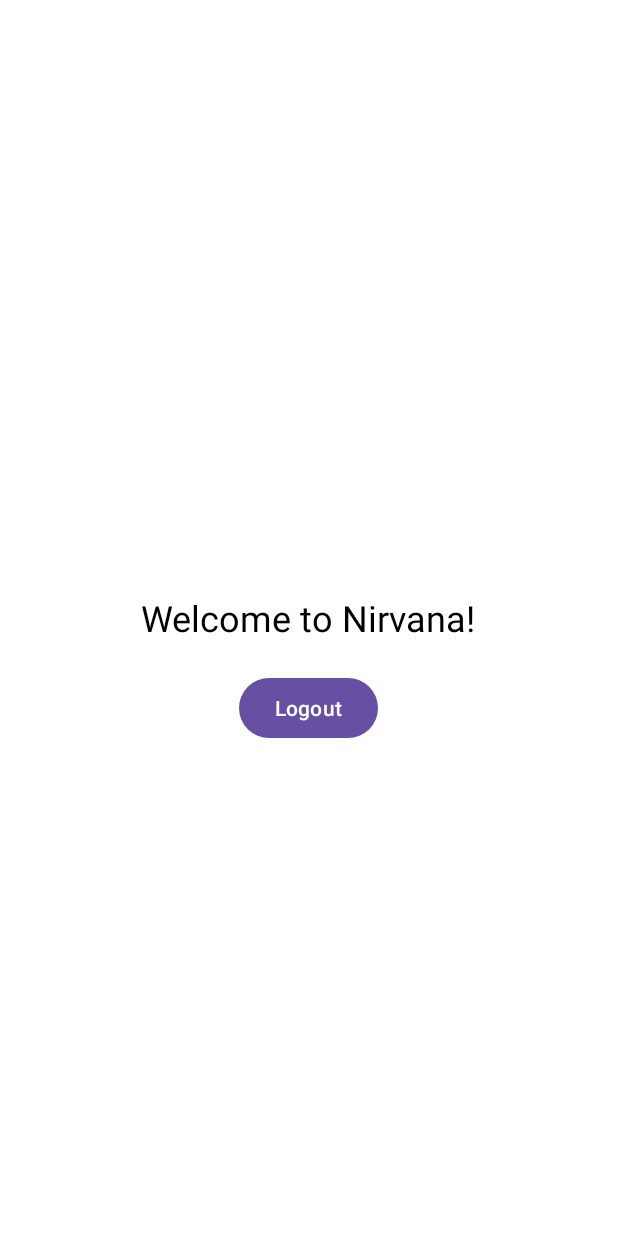
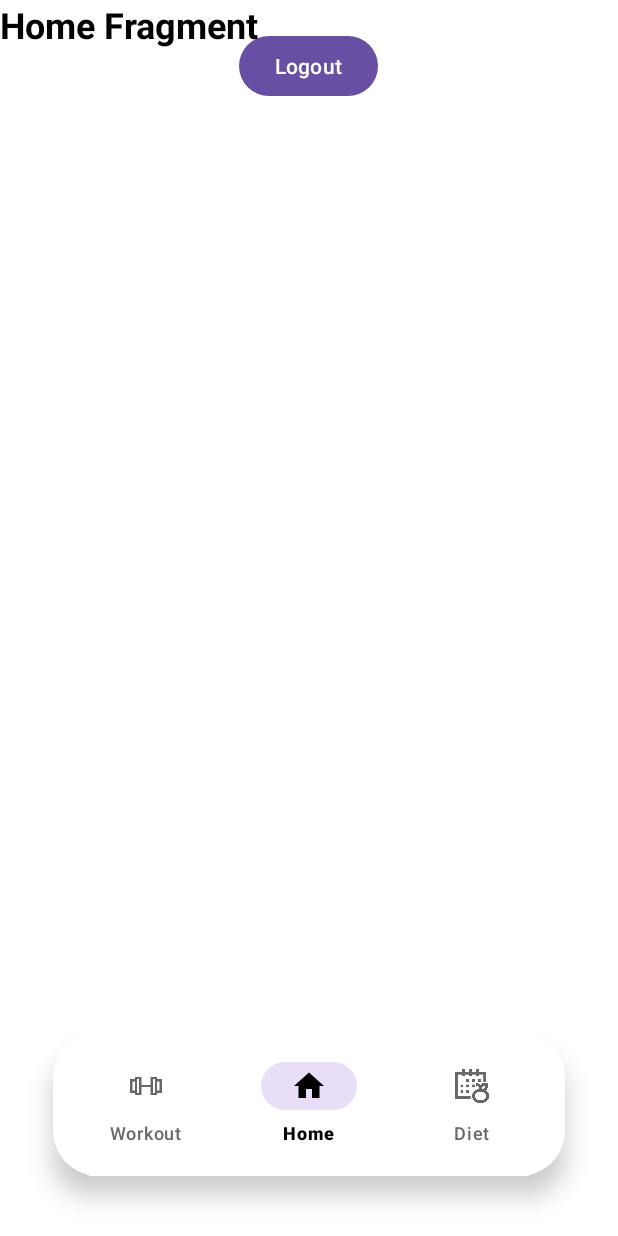
Before and after one commit to Aayush-Chawla/Nirvana-Fitness-App, an Android app: the screen it shows after launch once a user with an empty profile is signed in (MainActivity), on a phone screen of 412 x 824 dp. Run offline under Robolectric (Android 15) with nearby library versions, the phone set to English and light mode, and no system bars; our stand-ins replace Firebase (no records; nobody signed in at launch, a user with empty details on screens opened directly), navigation-ui.

Commit message:
navbar and fragments

```diff
--- a/app/build.gradle.kts
+++ b/app/build.gradle.kts
@@ -62,6 +62,8 @@
     implementation("com.google.firebase:firebase-auth")     // Firebase Authentication
     implementation("com.google.firebase:firebase-firestore")
     implementation("com.google.firebase:firebase-messaging")
+    implementation(libs.navigation.fragment)
+    implementation(libs.navigation.ui)
 
     // Testing dependencies
     testImplementation("junit:junit:4.13.2")
--- /dev/null
+++ b/app/src/main/java/com/example/nirvana/Fragments/HomeFragment.java
@@ -0,0 +1,66 @@
+package com.example.nirvana.Fragments;
+
+import android.os.Bundle;
+
+import androidx.fragment.app.Fragment;
+
+import android.view.LayoutInflater;
+import android.view.View;
+import android.view.ViewGroup;
+
+import com.example.nirvana.R;
+
+/**
+ * A simple {@link Fragment} subclass.
+ * Use the {@link HomeFragment#newInstance} factory method to
+ * create an instance of this fragment.
+ */
+public class HomeFragment extends Fragment {
+
+    // TODO: Rename parameter arguments, choose names that match
+    // the fragment initialization parameters, e.g. ARG_ITEM_NUMBER
+    private static final String ARG_PARAM1 = "param1";
+    private static final String ARG_PARAM2 = "param2";
+
+    // TODO: Rename and change types of parameters
+    private String mParam1;
+    private String mParam2;
+
+    public HomeFragment() {
+        // Required empty public constructor
+    }
+
+    /**
+     * Use this factory method to create a new instance of
+     * this fragment using the provided parameters.
+     *
+     * @param param1 Parameter 1.
+     * @param param2 Parameter 2.
+     * @return A new instance of fragment HomeFragment.
+     */
+    // TODO: Rename and change types and number of parameters
+    public static HomeFragment newInstance(String param1, String param2) {
+        HomeFragment fragment = new HomeFragment();
+        Bundle args = new Bundle();
+        args.putString(ARG_PARAM1, param1);
+        args.putString(ARG_PARAM2, param2);
+        fragment.setArguments(args);
+        return fragment;
+    }
+
+    @Override
+    public void onCreate(Bundle savedInstanceState) {
+        super.onCreate(savedInstanceState);
+        if (getArguments() != null) {
+            mParam1 = getArguments().getString(ARG_PARAM1);
+            mParam2 = getArguments().getString(ARG_PARAM2);
+        }
+    }
+
+    @Override
+    public View onCreateView(LayoutInflater inflater, ViewGroup container,
+                             Bundle savedInstanceState) {
+        // Inflate the layout for this fragment
+        return inflater.inflate(R.layout.fragment_home, container, false);
+    }
+}
--- a/app/src/main/java/com/example/nirvana/MainActivity.java
+++ b/app/src/main/java/com/example/nirvana/MainActivity.java
@@ -10,7 +10,11 @@
 import androidx.core.graphics.Insets;
 import androidx.core.view.ViewCompat;
 import androidx.core.view.WindowInsetsCompat;
+import androidx.navigation.NavController;
+import androidx.navigation.Navigation;
+import androidx.navigation.ui.NavigationUI;
 
+import com.google.android.material.bottomnavigation.BottomNavigationView;
 import com.google.firebase.auth.FirebaseAuth;
 import com.google.firebase.auth.FirebaseUser;
 
@@ -24,30 +28,30 @@
         super.onCreate(savedInstanceState);
         EdgeToEdge.enable(this);
         setContentView(R.layout.activity_main);
-        ViewCompat.setOnApplyWindowInsetsListener(findViewById(R.id.main), (v, insets) -> {
-            Insets systemBars = insets.getInsets(WindowInsetsCompat.Type.systemBars());
-            v.setPadding(systemBars.left, systemBars.top, systemBars.right, systemBars.bottom);
-            return insets;
-        });
 
-        // Initialize Firebase Auth
-        // storing credentials in cache and automatically logging in
+        // Firebase Authentication
         mAuth = FirebaseAuth.getInstance();
-
-        // Check if the user is already logged in
         FirebaseUser currentUser = mAuth.getCurrentUser();
         if (currentUser == null) {
-            // User is not logged in, redirect to LoginActivity
             navigateToLogin();
+            return; // Exit onCreate to prevent further execution
         } else {
-            // User is logged in, show a welcome message or redirect to the home screen
-            Log.d(TAG, "User is already logged in: " + currentUser.getEmail());
-            // TODO: Redirect to the home screen or profile screen
+            Log.d(TAG, "User logged in: " + currentUser.getEmail());
         }
-        Button btnLogout = findViewById(R.id.btnLogout);//Logout button
+
+        // Setup Bottom Navigation
+        BottomNavigationView bottomNavigationView = findViewById(R.id.bottom_navigation);
+        NavController navController = Navigation.findNavController(this, R.id.nav_host_fragment);
+        NavigationUI.setupWithNavController(bottomNavigationView, navController);
+
+        // Ensure Home is selected by default
+        bottomNavigationView.post(() -> bottomNavigationView.setSelectedItemId(R.id.homeFragment));
+
+        // Logout button setup
+        Button btnLogout = findViewById(R.id.btnLogout);
         btnLogout.setOnClickListener(v -> logoutUser());
+    }
 
-    }
     private void logoutUser() {
         FirebaseAuth.getInstance().signOut(); // Sign out from Firebase
         Intent intent = new Intent(MainActivity.this, LoginActivity.class);
--- /dev/null
+++ b/app/src/main/res/color/nav_item_color.xml
@@ -0,0 +1,5 @@
+<?xml version="1.0" encoding="utf-8"?>
+<selector xmlns:android="http://schemas.android.com/apk/res/android">
+    <item android:color="@color/black" android:state_checked="true" />
+    <item android:color="@color/gray" />
+</selector>
--- /dev/null
+++ b/app/src/main/res/drawable/baseline_home_24.xml
@@ -0,0 +1,5 @@
+<vector xmlns:android="http://schemas.android.com/apk/res/android" android:height="24dp" android:tint="#000000" android:viewportHeight="24" android:viewportWidth="24" android:width="24dp">
+
+    <path android:fillColor="@android:color/white" android:pathData="M10,20v-6h4v6h5v-8h3L12,3 2,12h3v8z"/>
+
+</vector>
--- a/app/src/main/res/layout/activity_main.xml
+++ b/app/src/main/res/layout/activity_main.xml
@@ -1,27 +1,50 @@
-<!-- activity_main.xml -->
 <RelativeLayout xmlns:android="http://schemas.android.com/apk/res/android"
     android:layout_width="match_parent"
     android:layout_height="match_parent"
+    xmlns:app="http://schemas.android.com/apk/res-auto"
     android:id="@+id/main"
     android:background="@color/white">
 
-    <TextView
-        android:id="@+id/tvWelcome"
-        android:layout_width="wrap_content"
-        android:layout_height="wrap_content"
-        android:text="Welcome to Nirvana!"
-        android:textSize="24sp"
-        android:textColor="@color/black"
-        android:layout_centerInParent="true" />
-
-<!--    Logout button-->
     <Button
         android:id="@+id/btnLogout"
         android:layout_width="wrap_content"
         android:layout_height="wrap_content"
         android:text="Logout"
-        android:layout_below="@id/tvWelcome"
         android:layout_centerHorizontal="true"
         android:layout_marginTop="20dp"/>
 
+    <!-- Fragment for Navigation -->
+    <fragment
+        android:id="@+id/nav_host_fragment"
+        android:name="androidx.navigation.fragment.NavHostFragment"
+        android:layout_width="match_parent"
+        android:layout_height="match_parent"
+        android:layout_above="@+id/cardView"
+        app:defaultNavHost="true"
+        app:navGraph="@navigation/navigation" />
+
+    <!-- Improved Navigation Bar -->
+    <androidx.cardview.widget.CardView
+        android:id="@+id/cardView"
+        android:layout_width="match_parent"
+        android:layout_height="wrap_content"
+        android:layout_alignParentBottom="true"
+        android:layout_margin="16dp"
+        app:cardBackgroundColor="@android:color/white"
+        app:cardCornerRadius="30dp"
+        app:cardElevation="10dp"
+        app:cardUseCompatPadding="true">
+
+        <com.google.android.material.bottomnavigation.BottomNavigationView
+            android:id="@+id/bottom_navigation"
+            android:layout_width="match_parent"
+            android:layout_height="wrap_content"
+            android:background="@android:color/transparent"
+            android:padding="8dp"
+            app:itemIconTint="@color/nav_item_color"
+            app:itemTextColor="@color/nav_item_color"
+            app:labelVisibilityMode="labeled"
+            app:menu="@menu/menu" />
+    </androidx.cardview.widget.CardView>
+
 </RelativeLayout>
--- /dev/null
+++ b/app/src/main/res/layout/fragment_home.xml
@@ -0,0 +1,19 @@
+<?xml version="1.0" encoding="utf-8"?>
+<FrameLayout xmlns:android="http://schemas.android.com/apk/res/android"
+    xmlns:tools="http://schemas.android.com/tools"
+    android:layout_width="match_parent"
+    android:layout_height="match_parent"
+    tools:context=".Fragments.HomeFragment">
+
+    <!-- TODO: Update blank fragment layout -->
+    <TextView
+        android:id="@+id/text_home"
+        android:layout_width="wrap_content"
+        android:layout_height="wrap_content"
+        android:text="Home Fragment"
+        android:textSize="24sp"
+        android:textStyle="bold"
+        android:textColor="@color/black"
+        android:layout_centerInParent="true"/>
+
+</FrameLayout>
--- /dev/null
+++ b/app/src/main/res/menu/menu.xml
@@ -0,0 +1,17 @@
+<?xml version="1.0" encoding="utf-8"?>
+<menu xmlns:app="http://schemas.android.com/apk/res-auto"
+    xmlns:android="http://schemas.android.com/apk/res/android">
+
+
+    <item android:id="@+id/workoutFragment"
+        android:title="Workout"
+        android:icon="@drawable/workout"/>
+    <item android:id="@+id/homeFragment"
+        android:title="Home"
+        android:icon="@drawable/baseline_home_24"/>
+
+
+    <item android:id="@+id/dietFragment"
+        android:title="Diet"
+        android:icon="@drawable/diet"/>
+</menu>
--- /dev/null
+++ b/app/src/main/res/navigation/navigation.xml
@@ -0,0 +1,25 @@
+<?xml version="1.0" encoding="utf-8"?>
+<navigation xmlns:android="http://schemas.android.com/apk/res/android"
+    xmlns:app="http://schemas.android.com/apk/res-auto"
+    xmlns:tools="http://schemas.android.com/tools"
+    android:id="@+id/navigation"
+    app:startDestination="@id/homeFragment">
+
+    <fragment
+        android:id="@+id/homeFragment"
+        android:name="com.example.nirvana.Fragments.HomeFragment"
+        android:label="Home"
+        tools:layout="@layout/fragment_home" />
+
+    <fragment
+        android:id="@+id/dietFragment"
+        android:name="com.example.nirvana.Fragments.DietFragment"
+        android:label="Diet"
+        tools:layout="@layout/fragment_diet" />
+
+    <fragment
+        android:id="@+id/workoutFragment"
+        android:name="com.example.nirvana.Fragments.WorkoutFragment"
+        android:label="Workout"
+        tools:layout="@layout/fragment_workout" />
+</navigation>
--- a/app/src/main/res/values/strings.xml
+++ b/app/src/main/res/values/strings.xml
@@ -1,4 +1,6 @@
 <resources>
     <string name="app_name">Nirvana</string>
     <string name="default_web_client_id">YOUR_WEB_CLIENT_ID</string>
+    <!-- TODO: Remove or change this placeholder text -->
+    <string name="hello_blank_fragment">Hello blank fragment</string>
 </resources>
--- a/gradle/libs.versions.toml
+++ b/gradle/libs.versions.toml
@@ -11,6 +11,8 @@
 constraintlayout = "2.2.0"
 firebaseFirestore = "25.1.2"
 transportApi = "3.0.0"
+navigationFragment = "2.8.8"
+navigationUi = "2.8.8"
 
 [libraries]
 appcompat-v142 = { module = "androidx.appcompat:appcompat", version.ref = "appcompatVersion" }
@@ -24,6 +26,8 @@
 constraintlayout = { group = "androidx.constraintlayout", name = "constraintlayout", version.ref = "constraintlayout" }
 firebase-firestore = { group = "com.google.firebase", name = "firebase-firestore", version.ref = "firebaseFirestore" }
 transport-api = { group = "com.google.android.datatransport", name = "transport-api", version.ref = "transportApi" }
+navigation-fragment = { group = "androidx.navigation", name = "navigation-fragment", version.ref = "navigationFragment" }
+navigation-ui = { group = "androidx.navigation", name = "navigation-ui", version.ref = "navigationUi" }
 
 [plugins]
 android-application = { id = "com.android.application", version.ref = "agp" }
```
Also changed, not shown: app/src/main/java/com/example/nirvana/Fragments/DietFragment.java (added, +66 -0 lines), app/src/main/java/com/example/nirvana/Fragments/WorkoutFragment.java (added, +66 -0 lines), app/src/main/res/drawable/bottom_nav_bar.xml (added, +13 -0 lines), app/src/main/res/layout/fragment_diet.xml (added, +19 -0 lines), app/src/main/res/layout/fragment_workout.xml (added, +19 -0 lines), app/src/main/res/drawable/diet.png (added), app/src/main/res/drawable/workout.png (added).
